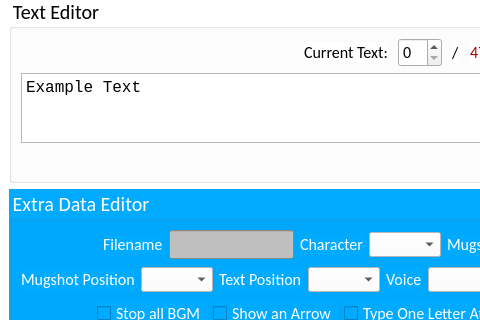
The window that src/main/python/ui_design.ui (DeveloperJose/Python-RockManX8) describes before a commit, drawn with Qt 5; both pictures show x 0 to 480 and y 94 to 414 of the 790 by 537 pixel window.
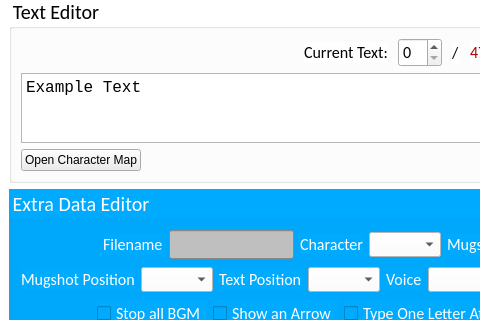
The same window after the commit.

Commit message: Added character map feature, updated arctool

What changed in the file:
```diff
--- a/src/main/python/ui_design.ui
+++ b/src/main/python/ui_design.ui
@@ -57,7 +57,7 @@
 	color: black;
 }
 
-QPushButton:disabled, QLineEdit:disabled{
+QPushButton:disabled, QLineEdit:disabled, QComboBox:disabled{
 	background: rgb(191, 191, 191);
 	color: rgb(85, 85, 85);
 }</string>
@@ -376,6 +376,13 @@
          <property name="spacing">
           <number>0</number>
          </property>
+         <item>
+          <widget class="QPushButton" name="btnOpenCharMap">
+           <property name="text">
+            <string>Open Character Map</string>
+           </property>
+          </widget>
+         </item>
          <item>
           <spacer name="horizontalSpacer_3">
            <property name="orientation">
```
The commit also changes 10 other files.
